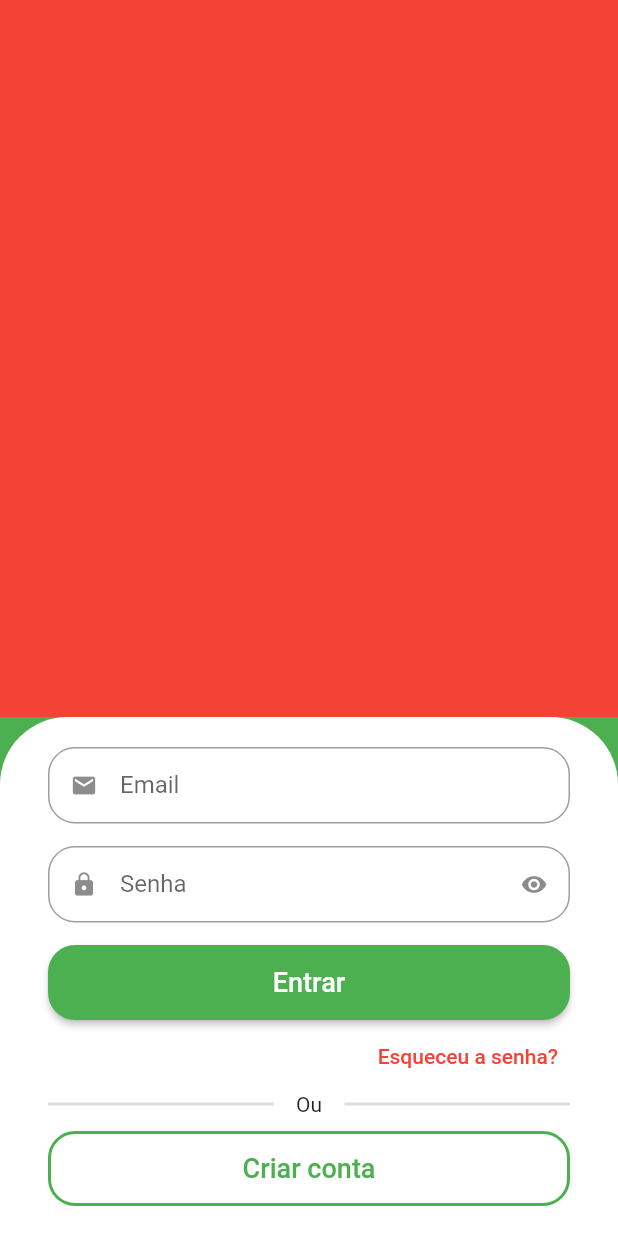
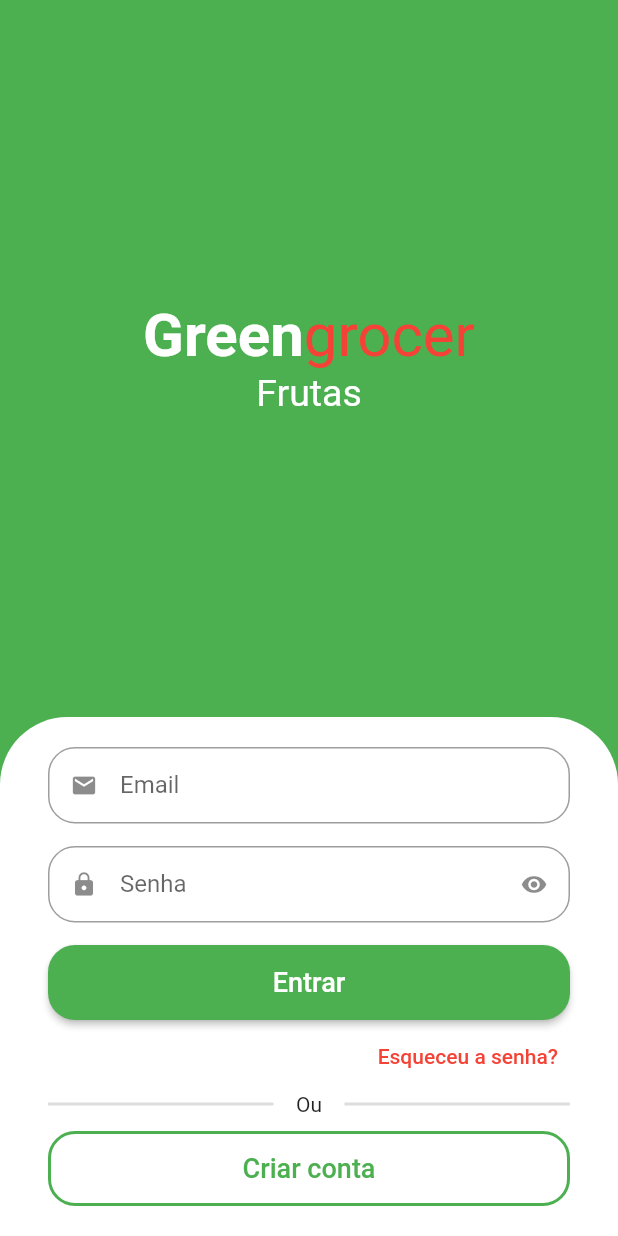
Before and after one commit to PedroPrazz/quitanda, a Flutter app: the screen it shows after launch, on a phone screen of 412 x 824 dp. Run offline on Flutter 3.47's test engine with Material 2 defaults, Android fonts, the phone set to English and light mode, and no system bars; drawn by our look-alikes of animated_text_kit.

Commit message:
Adicionando o nome do app e animação das categorias

```diff
--- a/lib/src/sign_in_screen.dart
+++ b/lib/src/sign_in_screen.dart
@@ -1,3 +1,4 @@
+import 'package:animated_text_kit/animated_text_kit.dart';
 import 'package:flutter/material.dart';
 import 'package:quitanda/src/auth/components/custom_text_field.dart';
 
@@ -11,20 +12,71 @@ class SignInScreen extends StatelessWidget {
       body: Column(
         children: [
           Expanded(
-            child: Container(
-              color: Colors.red,
+            child: Column(
+              mainAxisAlignment: MainAxisAlignment.center,
+              children: [
+                //Nome do APP
+                const Text.rich(
+                  TextSpan(
+                    style: TextStyle(
+                      fontSize: 40,
+                    ),
+                    children: [
+                      TextSpan(
+                        text: 'Green',
+                        style: TextStyle(
+                          color: Colors.white,
+                          fontWeight: FontWeight.bold,
+                        ),
+                      ),
+                      TextSpan(
+                        text: 'grocer',
+                        style: TextStyle(
+                          color: Colors.red,
+                        ),
+                      )
+                    ],
+                  ),
+                ),
+
+                //Categorias
+                SizedBox(
+                  height: 30,
+                  child: DefaultTextStyle(
+                    style: const TextStyle(
+                      color: Colors.white,
+                      fontSize: 25,
+                    ),
+                    child: AnimatedTextKit(
+                      pause: Duration.zero,
+                      repeatForever: true,
+                      animatedTexts: [
+                        FadeAnimatedText('Frutas'),
+                        FadeAnimatedText('Verduras'),
+                        FadeAnimatedText('Legumes'),
+                        FadeAnimatedText('Carnes'),
+                        FadeAnimatedText('Cereais'),
+                        FadeAnimatedText('Laticíneos'),
+                      ],
+                    ),
+                  ),
+                ),
+              ],
             ),
           ),
+
+          //Formulário
           Container(
             padding: const EdgeInsets.symmetric(
               horizontal: 32,
               vertical: 20,
             ),
             decoration: const BoxDecoration(
-                color: Colors.white,
-                borderRadius: BorderRadius.vertical(
-                  top: Radius.circular(45),
-                )),
+              color: Colors.white,
+              borderRadius: BorderRadius.vertical(
+                top: Radius.circular(45),
+              ),
+            ),
             child: Column(
               crossAxisAlignment: CrossAxisAlignment.stretch,
               children: [
@@ -33,12 +85,14 @@ class SignInScreen extends StatelessWidget {
                   icon: Icons.email,
                   label: 'Email',
                 ),
+
                 // Senha
                 const CustomTextField(
                   icon: Icons.lock,
                   label: 'Senha',
                   isSecret: true,
                 ),
+
                 //Botão de Entrar
                 SizedBox(
                   height: 50,
--- a/pubspec.yaml
+++ b/pubspec.yaml
@@ -35,6 +35,7 @@ dependencies:
   # The following adds the Cupertino Icons font to your application.
   # Use with the CupertinoIcons class for iOS style icons.
   cupertino_icons: ^1.0.2
+  animated_text_kit: ^4.2.2
 
 dev_dependencies:
   flutter_test:
```
Also changed, not shown: pubspec.lock.
